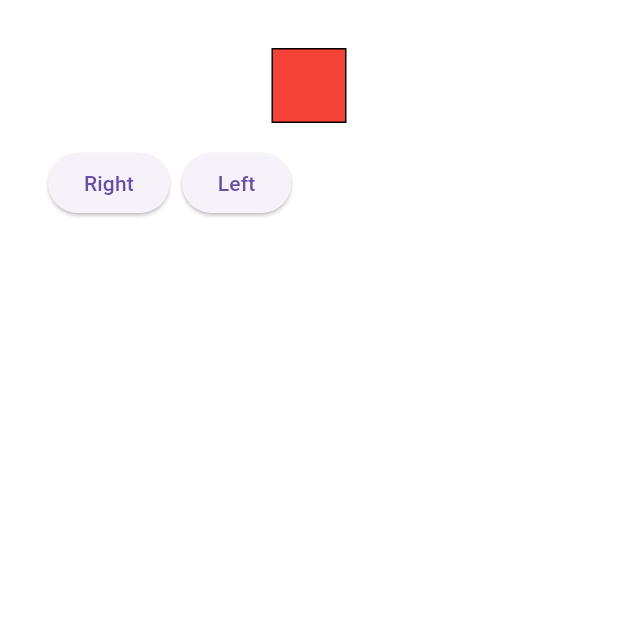
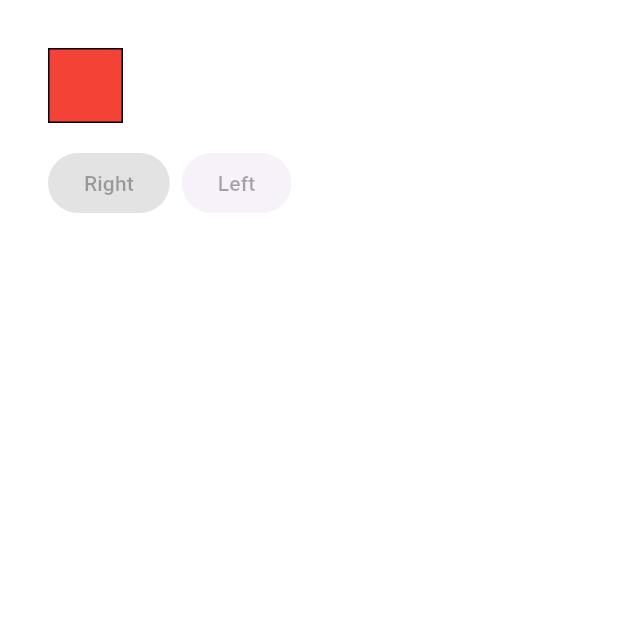
Before and after one commit to SergeyBurish/cube_animation, a Flutter app: the screen it shows after launch, after a tap on "Right", on a phone screen of 412 x 824 dp, the top half of it. Run offline on Flutter 3.47's test engine with Material 3 defaults, Android fonts, the phone set to English and light mode, and no system bars.

Commit message:
box animation

```diff
--- a/lib/main.dart
+++ b/lib/main.dart
@@ -27,14 +27,32 @@ class SquareAnimation extends StatefulWidget {
   }
 }
 
+enum BoxPos {
+    left,
+    center,
+    right
+}
 class SquareAnimationState extends State<SquareAnimation> {
   static const _squareSize = 50.0;
+  BoxPos _boxPos = BoxPos.center;
+  bool _animating = false;
 
   @override
   Widget build(BuildContext context) {
     return Column(
       children: [
-        Container(
+        Row(
+          children: [
+            Expanded(
+              child: AnimatedAlign(
+                alignment: switch (_boxPos) {
+                  BoxPos.center => Alignment.center,
+                  BoxPos.left => Alignment.centerLeft,
+                  BoxPos.right => Alignment.centerRight,
+                },
+                duration: const Duration(seconds: 1),
+                onEnd: () => setState(() => _animating = false),
+                child: Container(
                   width: _squareSize,
                   height: _squareSize,
                   decoration: BoxDecoration(
@@ -42,16 +60,28 @@ class SquareAnimationState extends State<SquareAnimation> {
                     border: Border.all(),
                   ),
                 ),
+              ),
+            ),
+          ],
+        ),
         const SizedBox(height: 16),
         Row(
           children: [
             ElevatedButton(
-              onPressed: () {},
+              onPressed: _animating || _boxPos == BoxPos.left ? null :
+                () => setState(() {
+                  _boxPos = BoxPos.left;
+                  _animating = true;
+                }),
               child: const Text('Right'),
             ),
             const SizedBox(width: 8),
             ElevatedButton(
-              onPressed: () {},
+              onPressed: _animating || _boxPos == BoxPos.right ? null :
+                () => setState(() {
+                  _boxPos = BoxPos.right;
+                  _animating = true;
+                }),
               child:const Text('Left'),
             ),
           ],
```
Lines whose indentation alone changed are shown as unchanged.
